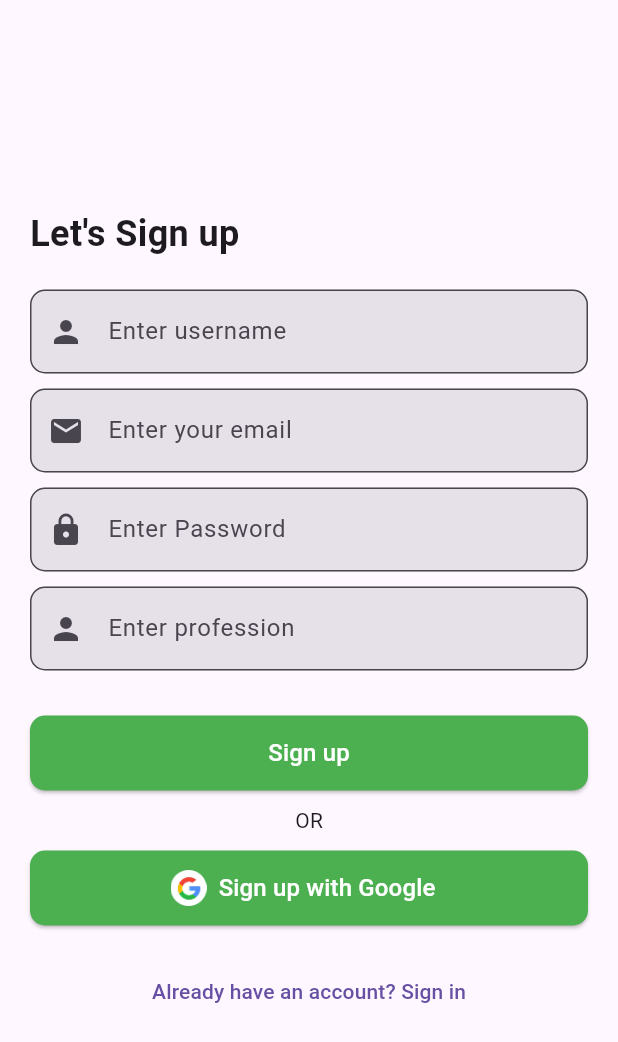
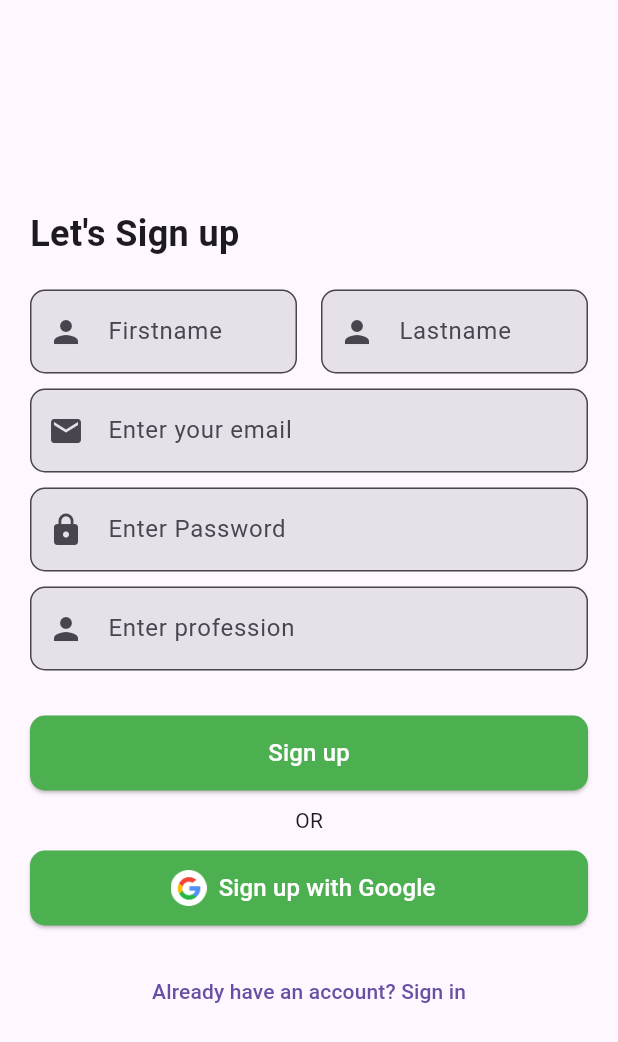
Before and after one commit to HassanQureshiWorks/todo, a Flutter app: the Signupdetails screen opened directly, on a phone screen of 412 x 824 dp. Shown: the top 1042 px of the screen. Run offline on Flutter 3.47's test engine with Material 3 defaults, Android fonts, the phone set to English and light mode, and no system bars; our stand-ins replace awesome_dialog, cloud_firestore, firebase_auth, firebase_core; accounts and stored records are empty.

Commit message:
First commit

```diff
--- a/lib/signupdetails/signupdetails.dart
+++ b/lib/signupdetails/signupdetails.dart
@@ -19,14 +19,16 @@ class SignupdetailsState extends State<Signupdetails> {
 
   final FirebaseAuthService _auth = FirebaseAuthService();
 
-  TextEditingController usernameController = TextEditingController();
+  TextEditingController firstnameController = TextEditingController();
+  TextEditingController lastnameController = TextEditingController();
   TextEditingController emailController = TextEditingController();
   TextEditingController passwordController = TextEditingController();
   TextEditingController professionController = TextEditingController();
 
   @override
   void dispose() {
-    usernameController.dispose();
+    firstnameController.dispose();
+    lastnameController.dispose();
     emailController.dispose();
     passwordController.dispose();
     professionController.dispose();
@@ -61,7 +63,20 @@ class SignupdetailsState extends State<Signupdetails> {
                     style: TextStyle(fontSize: 24, fontWeight: FontWeight.bold),
                   ),
                   SizedBox(height: 20),
-                  _buildTextField(Icons.person, "Enter username",usernameController,),
+                  Row(
+                    children: [
+                      Flexible(
+                        flex: 2,
+                        child: _buildTextField(Icons.person, "Firstname", firstnameController),
+                      ),
+                      SizedBox(width: 16), // Adjust the spacing here
+                      Flexible(
+                        flex: 2,
+                        child: _buildTextField(Icons.person, "Lastname", lastnameController),
+                      ),
+                    ],
+                  ),
+
                   SizedBox(height: 10),
                   _buildTextField(Icons.email, "Enter your email",emailController,
                       validator: (value) {
@@ -115,6 +130,7 @@ class SignupdetailsState extends State<Signupdetails> {
       {bool obscureText = false, String? Function(String?)? validator}) {
     return TextFormField(
       controller: controller,
+      textCapitalization: TextCapitalization.words,
       obscureText: obscureText,
       decoration: InputDecoration(
         prefixIcon: Icon(icon),
@@ -175,7 +191,6 @@ class SignupdetailsState extends State<Signupdetails> {
   }
 
   void _signup(BuildContext context) async {
-    String username = usernameController.text;
     String email = emailController.text;
     String password = passwordController.text;
 
@@ -183,7 +198,12 @@ class SignupdetailsState extends State<Signupdetails> {
 
     if (user != null) { // ✅ Correct variable name
       print("User is successfully created");
-      adduserdetails(professionController.text,email);
+      adduserdetails(
+          firstnameController.text,
+          lastnameController.text,
+          emailController.text,
+          professionController.text);
+
       Navigator.of(context).pushReplacement(
         MaterialPageRoute(builder: (context) => Home()), // ✅ Ensure correct navigation
       );
@@ -210,8 +230,11 @@ class SignupdetailsState extends State<Signupdetails> {
     ).show();
   }
 }
-Future adduserdetails(String profession,String email) async{
+Future adduserdetails(String firstname,String lastname, String email, String profession) async{
   await FirebaseFirestore.instance.collection('users').add({
+    'firstname' : firstname,
+    'lastname' : firstname,
+    'email' : email,
     'profession': profession,
   });
 }
```
Also changed, not shown: 4 other files.
